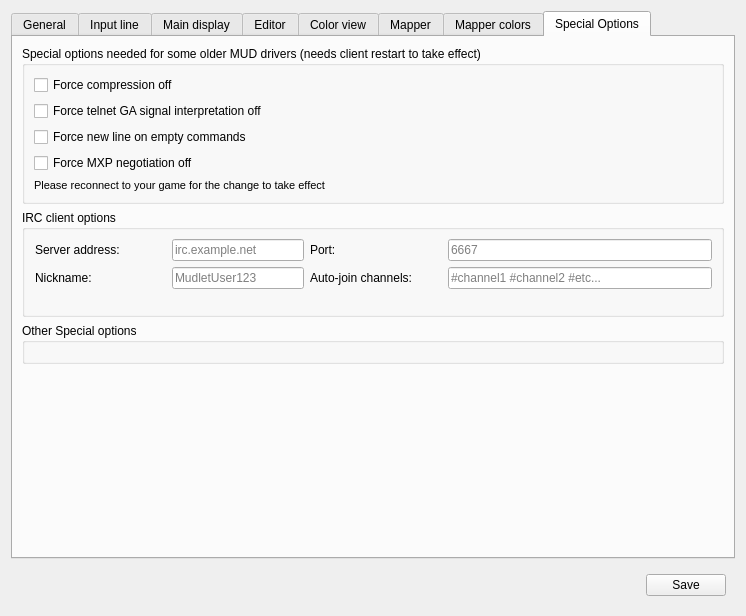
Above: src/ui/profile_preferences.ui from Mudlet/Mudlet before the change. Below: the same form after it.
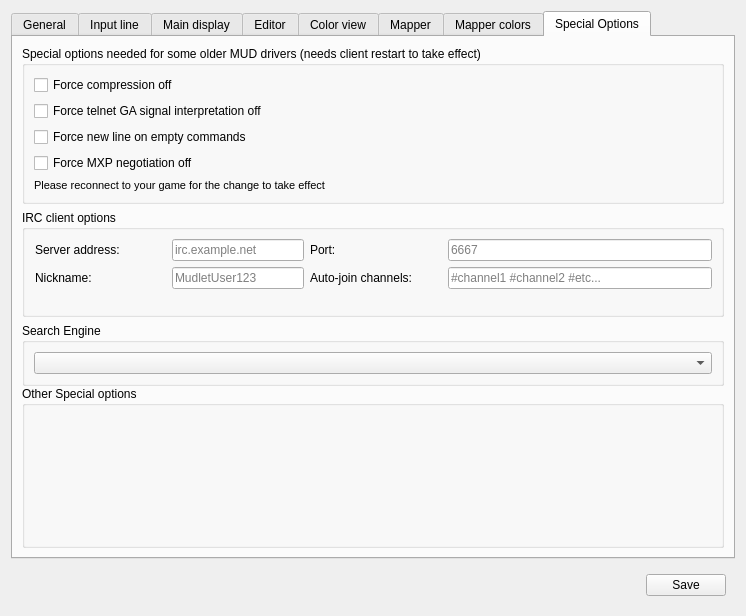
That is the form after the change. The open tabs and pages were chosen to show the change. Icons and pictures are not drawn. Custom widgets are drawn as their Qt base class.

Commit message: Add "search online" right-click option to the console. #1059 (#1346)

```diff
--- a/src/ui/profile_preferences.ui
+++ b/src/ui/profile_preferences.ui
@@ -2295,6 +2295,22 @@
         </widget>
        </item>
        <item row="2" column="0">
+        <widget class="QGroupBox" name="code_editor_search_engine_selection_groupbox">
+         <property name="title">
+          <string>Search Engine</string>
+         </property>
+         <layout class="QHBoxLayout" name="horizontalLayout_7">
+          <item>
+           <layout class="QHBoxLayout" name="horizontalLayout_4">
+            <item>
+             <widget class="QComboBox" name="search_engine_combobox"/>
+            </item>
+           </layout>
+          </item>
+         </layout>
+        </widget>
+       </item>
+       <item row="3" column="0">
         <widget class="QGroupBox" name="groupBox_Debug">
          <property name="title">
           <string>Other Special options</string>
```
Left out of the diff: 26 changed lines with no effect on the pictures. The commit also changes 7 other files.
